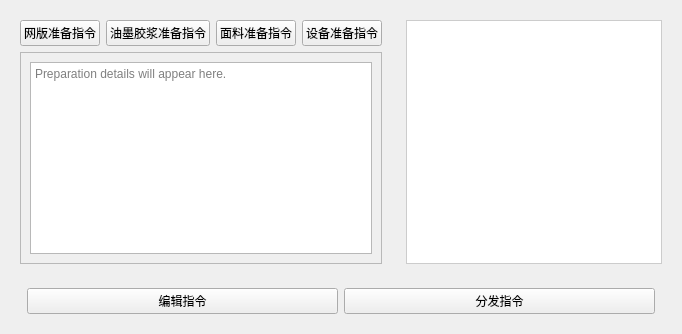
Above: forms/routine_page.ui from ByteKnight-X/LineControlRobot before the change. Below: the same form after it.
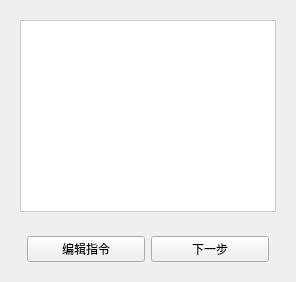
That is the form after the change.

Diff of the .ui file:
```diff
--- a/forms/routine_page.ui
+++ b/forms/routine_page.ui
@@ -6,60 +6,6 @@
    <!-- Top area: preparation instructions (left) and device instructions (right) -->
    <item stretch="10">
     <layout class="QHBoxLayout" name="topRowLayout">
-     <!-- Preparation instructions panel (left, 1:1) -->
-     <item stretch="1">
-      <widget class="QWidget" name="preparationPanel">
-       <property name="sizePolicy">
-        <sizepolicy hsizetype="Expanding" vsizetype="Expanding">
-         <horstretch>1</horstretch><verstretch>1</verstretch>
-        </sizepolicy>
-       </property>
-       <layout class="QVBoxLayout" name="preparationVerticalLayout">
-        <!-- Top: buttons row (stretch 1) -->
-        <item stretch="1">
-         <layout class="QHBoxLayout" name="prepButtonsLayout">
-          <item>
-           <widget class="QPushButton" name="btnMeshPreparation">
-            <property name="text"><string>网版准备指令</string></property>
-           </widget>
-          </item>
-          <item>
-           <widget class="QPushButton" name="btnInkPreparation">
-            <property name="text"><string>油墨胶浆准备指令</string></property>
-           </widget>
-          </item>
-          <item>
-           <widget class="QPushButton" name="btnFabricPreparation">
-            <property name="text"><string>面料准备指令</string></property>
-           </widget>
-          </item>
-          <item>
-           <widget class="QPushButton" name="btnEquipmentPreparation">
-            <property name="text"><string>设备准备指令</string></property>
-           </widget>
-          </item>
-         </layout>
-        </item>
-        <!-- Bottom: information area (stretch 5) -->
-        <item stretch="5">
-         <widget class="QScrollArea" name="prepInfoScroll">
-          <property name="widgetResizable"><bool>true</bool></property>
-          <widget class="QWidget" name="prepInfoContainer">
-           <layout class="QVBoxLayout" name="prepInfoLayout">
-            <item>
-             <widget class="QTextEdit" name="prepInfoText">
-              <property name="readOnly"><bool>true</bool></property>
-              <property name="placeholderText"><string>Preparation details will appear here.</string></property>
-             </widget>
-            </item>
-           </layout>
-          </widget>
-         </widget>
-        </item>
-       </layout>
-      </widget>
-     </item>
-
      <!-- Device instructions panel (right, 1:1) -->
      <item stretch="2">
       <widget class="QWidget" name="devicePanel">
@@ -115,8 +61,8 @@
        </widget>
       </item>
       <item>
-       <widget class="QPushButton" name="btnStartScheduling">
-        <property name="text"><string>分发指令</string></property>
+       <widget class="QPushButton" name="btnNextStep">
+        <property name="text"><string>下一步</string></property>
        </widget>
       </item>
       <item>
```
